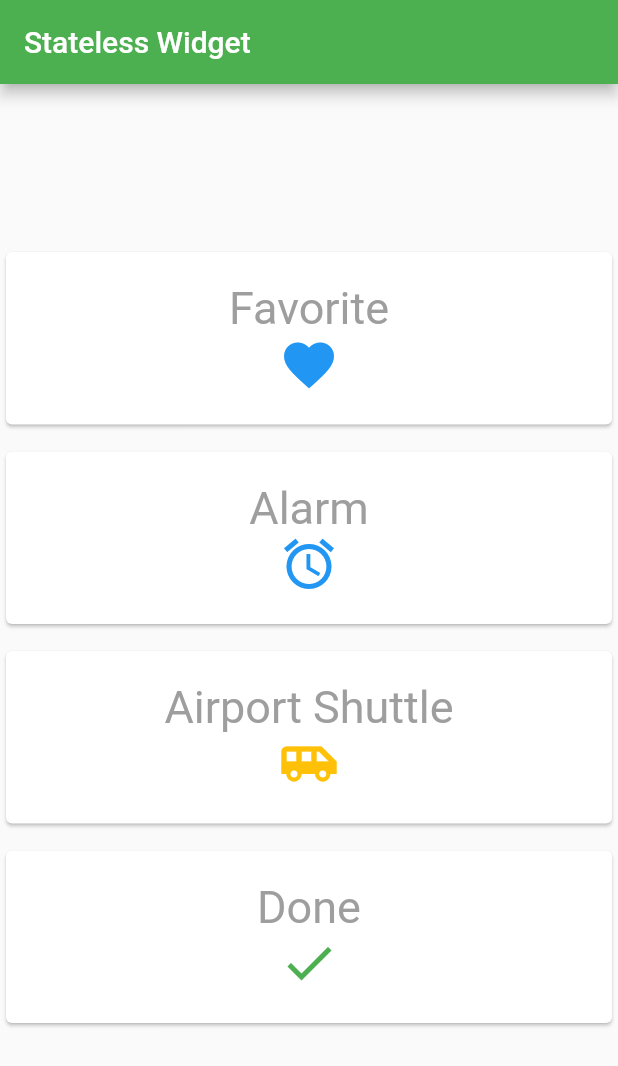
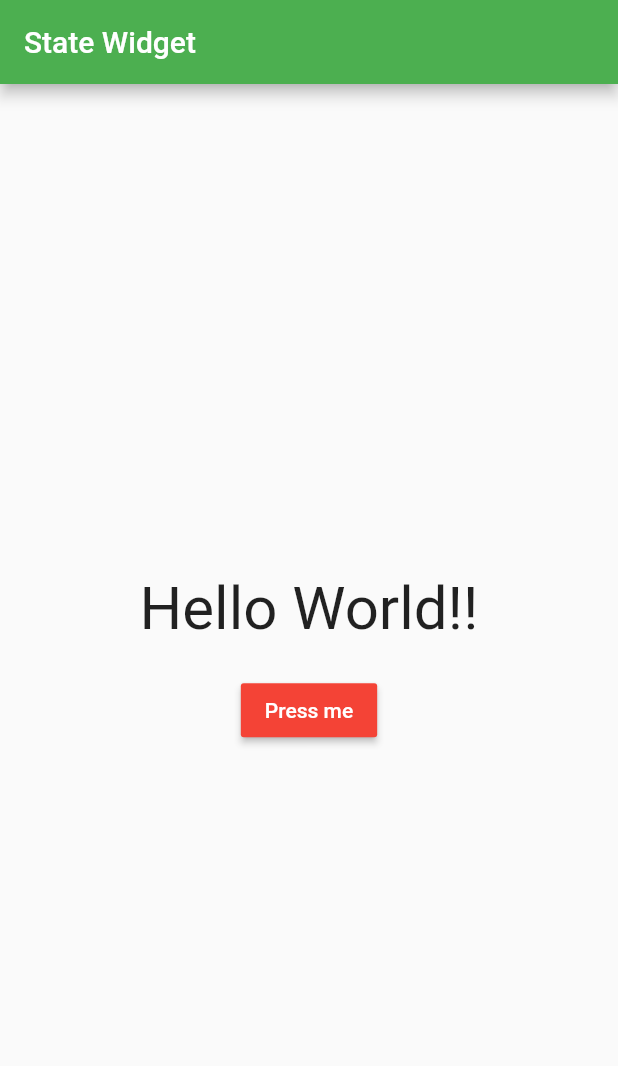
Before and after one commit to kagawa23/shiny-fiesta, a Flutter app: the screen it shows after launch, on a phone screen of 412 x 824 dp. Shown: the top 1066 px of the screen. Run offline on Flutter 3.47's test engine with Material 2 defaults, Android fonts, the phone set to English and light mode, and no system bars.

Commit message:
stateful widget

```diff
--- a/lib/main.dart
+++ b/lib/main.dart
@@ -2,69 +2,51 @@ import 'package:flutter/material.dart';
 
 void main(){
   runApp(new MaterialApp(
-    home: new MyApp(),
-    theme: new ThemeData(primarySwatch: Colors.green),
+      home: new MyButton(),
   ));
 }
 
-
-class MyApp extends StatelessWidget {
+class MyButton extends StatefulWidget {
   @override
-  Widget build(BuildContext context) {
-    final double myTextSize = 30.0;
-    final double myIconSize = 40.0;
-    final TextStyle myTextStyle =
-        new TextStyle(color: Colors.grey,fontSize: myTextSize);
-    var column = new Column(
-      crossAxisAlignment: CrossAxisAlignment.stretch,
-      children: <Widget>[
-        new MyCard(
-          title: new Text("Favorite", style: myTextStyle),
-          icon: new Icon(Icons.favorite, size: myIconSize, color: Colors.blue)
-        ),
-        new MyCard(
-            title: new Text("Alarm", style: myTextStyle),
-            icon: new Icon(Icons.alarm, size: myIconSize, color: Colors.blue)
-        ),
-        new MyCard(
-            title: new Text("Airport Shuttle", style: myTextStyle),
-            icon: new Icon(Icons.airport_shuttle, size: myIconSize, color: Colors.amber)
-        ),
-        new MyCard(
-            title: new Text("Done", style: myTextStyle),
-            icon: new Icon(Icons.done, size: myIconSize, color: Colors.green)
-        ),
-      ]
-    );
-    return new Scaffold(
-      appBar: new AppBar(
-        title: new Text("Stateless Widget"),
-      ),
-      body: new Container(
-        padding: const EdgeInsets.only(bottom:20.0),
-        child: new Center(
-          child: new SingleChildScrollView(child: column)
-        )
-      )
-    );
+  State<StatefulWidget> createState() {
+    // TODO: implement createState
+    return new MyButtonState();
   }
 }
 
-
-class MyCard extends StatelessWidget {
-  final Widget icon;
-  final Widget title;
-  MyCard({this.title,this.icon});
+class MyButtonState extends State<MyButton> {
+  int counter = 0;
+  List<String> strings = ['Flutter','is','cool','and','awesome!'];
+  String displayedString = 'Hello World!!';
+  void onPressOfButton() {
+    setState(() {
+      displayedString = strings[counter];
+      counter = counter < 3? counter + 1:0;
+    });
+  }
   @override
   Widget build(BuildContext context) {
-
-    return new Container(
-      margin: const EdgeInsets.only(bottom:10.0),
-      child: new Card(
-        child: new Container(
-          padding: const EdgeInsets.all(20.0),
+    // TODO: implement build
+    return new Scaffold(
+      appBar: new AppBar(
+        title: new Text("State Widget"),
+        backgroundColor: Colors.green,
+      ),
+      body: new Container(
+        child: new Center(
           child: new Column(
-            children: <Widget>[this.title, this.icon],
+            mainAxisAlignment: MainAxisAlignment.center,
+            children: <Widget>[
+              new Text(displayedString, style: new TextStyle(fontSize: 40.0)),
+              new Padding(padding: new EdgeInsets.all(10.0)),
+              new RaisedButton(
+              child: new Text(
+                "Press me",
+                style: new TextStyle(color: Colors.white)
+              ),
+              color: Colors.red,
+              onPressed: onPressOfButton)
+            ],
           )
         )
       )
```
